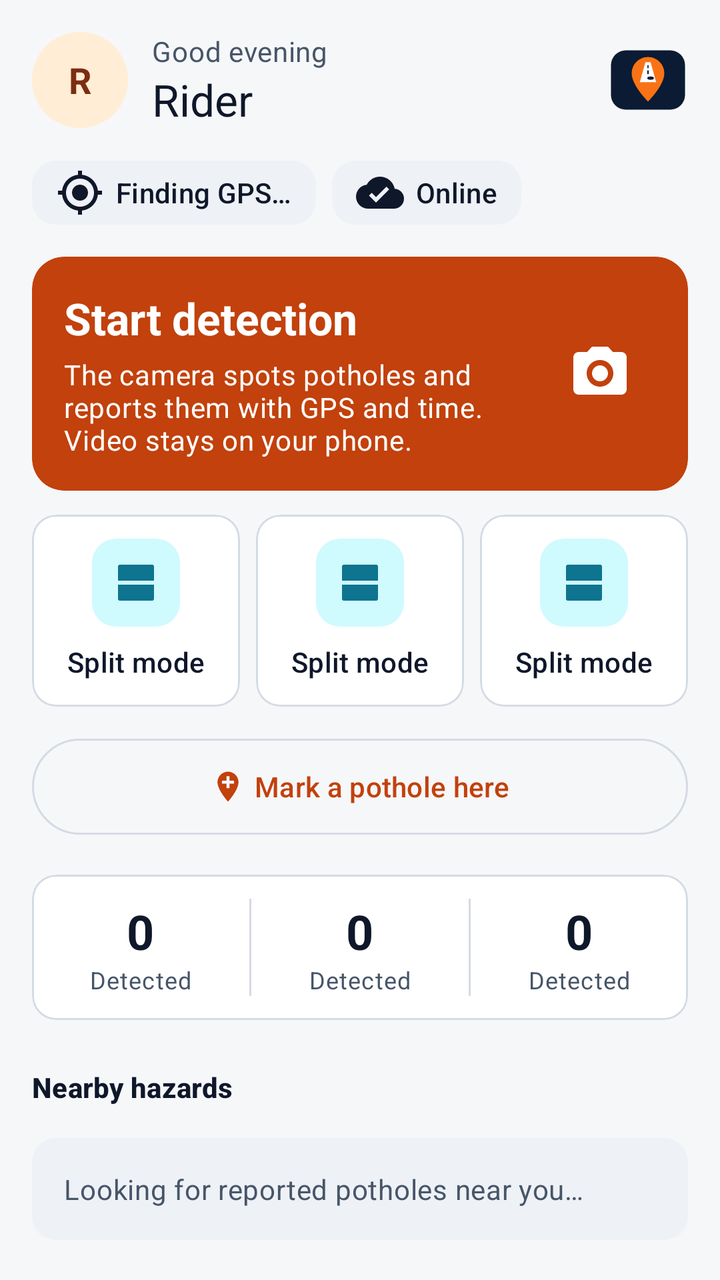
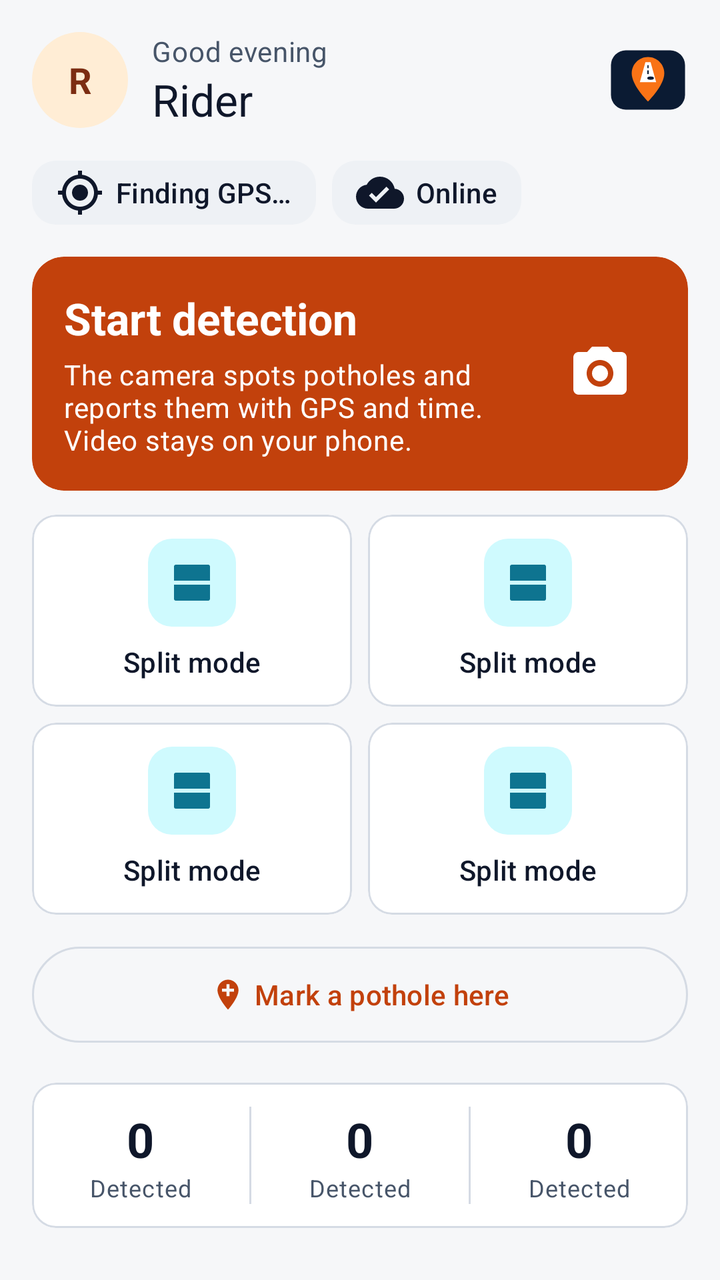

Screens rendered from an Android XML layout before and after an edit, with the pre-edit source and the edit as a unified diff.
<!-- AndroidManifest.xml: application theme Theme.SmartPothole -->
<!-- res/layout/fragment_home.xml -->
<?xml version="1.0" encoding="utf-8"?>
<androidx.core.widget.NestedScrollView xmlns:android="http://schemas.android.com/apk/res/android"
    xmlns:app="http://schemas.android.com/apk/res-auto"
    android:id="@+id/homeScroll"
    android:layout_width="match_parent"
    android:layout_height="match_parent"
    android:background="@color/sp_bg"
    android:clipToPadding="true">

    <LinearLayout
        android:id="@+id/homeContent"
        android:layout_width="match_parent"
        android:layout_height="wrap_content"
        android:orientation="vertical"
        android:paddingHorizontal="@dimen/sp_gutter"
        android:paddingTop="@dimen/sp_space_4"
        android:paddingBottom="@dimen/sp_space_5">

        
        <LinearLayout
            android:layout_width="match_parent"
            android:layout_height="wrap_content"
            android:gravity="center_vertical"
            android:orientation="horizontal">

            <TextView
                android:id="@+id/tvAvatar"
                android:layout_width="48dp"
                android:layout_height="48dp"
                android:background="@drawable/bg_avatar"
                android:gravity="center"
                android:importantForAccessibility="no"
                android:text="R"
                android:textColor="@color/sp_on_primary_container"
                android:textSize="18sp"
                android:textStyle="bold" />

            <LinearLayout
                android:layout_width="0dp"
                android:layout_height="wrap_content"
                android:layout_marginStart="@dimen/sp_space_3"
                android:layout_weight="1"
                android:orientation="vertical">

                <TextView
                    android:id="@+id/tvGreeting"
                    android:layout_width="wrap_content"
                    android:layout_height="wrap_content"
                    android:text="Good evening"
                    android:textAppearance="@style/SP.Text.Muted" />

                <TextView
                    android:id="@+id/tvName"
                    android:layout_width="wrap_content"
                    android:layout_height="wrap_content"
                    android:ellipsize="end"
                    android:maxLines="1"
                    android:text="Rider"
                    android:textAppearance="@style/SP.Text.Title" />
            </LinearLayout>

            <ImageView
                android:layout_width="40dp"
                android:layout_height="40dp"
                android:contentDescription="@null"
                android:importantForAccessibility="no"
                android:src="@drawable/ic_logo" />
        </LinearLayout>

        
        <LinearLayout
            android:layout_width="match_parent"
            android:layout_height="wrap_content"
            android:layout_marginTop="@dimen/sp_space_4"
            android:orientation="horizontal">

            <TextView
                android:id="@+id/chipGps"
                android:layout_width="wrap_content"
                android:layout_height="32dp"
                android:background="@drawable/bg_chip_neutral"
                android:drawablePadding="6dp"
                android:gravity="center_vertical"
                android:paddingHorizontal="12dp"
                android:text="Finding GPS…"
                android:textAppearance="@style/SP.Text.Label"
                app:drawableStartCompat="@drawable/ic_my_location"
                app:drawableTint="@color/sp_on_surface" />

            <TextView
                android:id="@+id/chipNetwork"
                android:layout_width="wrap_content"
                android:layout_height="32dp"
                android:layout_marginStart="@dimen/sp_space_2"
                android:background="@drawable/bg_chip_neutral"
                android:drawablePadding="6dp"
                android:gravity="center_vertical"
                android:paddingHorizontal="12dp"
                android:text="Online"
                android:textAppearance="@style/SP.Text.Label"
                app:drawableStartCompat="@drawable/ic_cloud_done"
                app:drawableTint="@color/sp_on_surface" />
        </LinearLayout>

        
        <com.google.android.material.card.MaterialCardView
            android:id="@+id/cardStartDetection"
            android:layout_width="match_parent"
            android:layout_height="wrap_content"
            android:layout_marginTop="@dimen/sp_space_4"
            android:clickable="true"
            android:contentDescription="Start pothole detection with the camera"
            android:focusable="true"
            app:cardBackgroundColor="@color/sp_primary"
            app:cardCornerRadius="16dp"
            app:strokeWidth="0dp">

            <LinearLayout
                android:layout_width="match_parent"
                android:layout_height="wrap_content"
                android:gravity="center_vertical"
                android:orientation="horizontal"
                android:padding="@dimen/sp_space_4">

                <LinearLayout
                    android:layout_width="0dp"
                    android:layout_height="wrap_content"
                    android:layout_weight="1"
                    android:orientation="vertical">

                    <TextView
                        android:layout_width="wrap_content"
                        android:layout_height="wrap_content"
                        android:text="Start detection"
                        android:textAppearance="@style/TextAppearance.Material3.TitleLarge"
                        android:textColor="@color/sp_on_primary"
                        android:textStyle="bold" />

                    <TextView
                        android:layout_width="wrap_content"
                        android:layout_height="wrap_content"
                        android:layout_marginTop="4dp"
                        android:text="The camera spots potholes and reports them with GPS and time. Video stays on your phone."
                        android:textAppearance="@style/TextAppearance.Material3.BodyMedium"
                        android:textColor="@color/sp_on_primary" />
                </LinearLayout>

                <ImageView
                    android:layout_width="56dp"
                    android:layout_height="56dp"
                    android:layout_marginStart="@dimen/sp_space_3"
                    android:importantForAccessibility="no"
                    android:padding="12dp"
                    android:src="@drawable/ic_camera"
                    app:tint="@color/sp_on_primary" />
            </LinearLayout>
        </com.google.android.material.card.MaterialCardView>

        
        <LinearLayout
            android:layout_width="match_parent"
            android:layout_height="wrap_content"
            android:layout_marginTop="@dimen/sp_space_3"
            android:baselineAligned="false"
            android:orientation="horizontal">

            <include
                android:id="@+id/actionSplit"
                layout="@layout/item_quick_action"
                android:layout_width="0dp"
                android:layout_height="match_parent"
                android:layout_weight="1" />

            <include
                android:id="@+id/actionDrive"
                layout="@layout/item_quick_action"
                android:layout_width="0dp"
                android:layout_height="match_parent"
                android:layout_marginHorizontal="@dimen/sp_space_2"
                android:layout_weight="1" />

            <include
                android:id="@+id/actionCompanion"
                layout="@layout/item_quick_action"
                android:layout_width="0dp"
                android:layout_height="match_parent"
                android:layout_weight="1" />
        </LinearLayout>

        <com.google.android.material.button.MaterialButton
            android:id="@+id/btnQuickGpsMark"
            style="@style/Widget.Material3.Button.OutlinedButton"
            android:layout_width="match_parent"
            android:layout_height="56dp"
            android:layout_marginTop="@dimen/sp_space_3"
            android:text="Mark a pothole here"
            app:icon="@drawable/ic_add_location"
            app:iconGravity="textStart" />

        
        <com.google.android.material.card.MaterialCardView
            android:layout_width="match_parent"
            android:layout_height="wrap_content"
            android:layout_marginTop="@dimen/sp_space_4">

            <LinearLayout
                android:layout_width="match_parent"
                android:layout_height="wrap_content"
                android:orientation="horizontal"
                android:paddingVertical="@dimen/sp_space_3">

                <include android:id="@+id/statTotal" layout="@layout/item_stat" android:layout_width="0dp" android:layout_height="wrap_content" android:layout_weight="1" />
                <View android:layout_width="1dp" android:layout_height="match_parent" android:background="@color/sp_outline" />
                <include android:id="@+id/statPending" layout="@layout/item_stat" android:layout_width="0dp" android:layout_height="wrap_content" android:layout_weight="1" />
                <View android:layout_width="1dp" android:layout_height="match_parent" android:background="@color/sp_outline" />
                <include android:id="@+id/statUploaded" layout="@layout/item_stat" android:layout_width="0dp" android:layout_height="wrap_content" android:layout_weight="1" />
            </LinearLayout>
        </com.google.android.material.card.MaterialCardView>

        
        <TextView
            android:layout_width="wrap_content"
            android:layout_height="wrap_content"
            android:layout_marginTop="@dimen/sp_space_5"
            android:accessibilityHeading="true"
            android:text="Nearby hazards"
            android:textAppearance="@style/SP.Text.Section" />

        <LinearLayout
            android:id="@+id/listNearby"
            android:layout_width="match_parent"
            android:layout_height="wrap_content"
            android:layout_marginTop="@dimen/sp_space_2"
            android:orientation="vertical" />

        <TextView
            android:id="@+id/tvNearbyEmpty"
            android:layout_width="match_parent"
            android:layout_height="wrap_content"
            android:layout_marginTop="@dimen/sp_space_2"
            android:background="@drawable/bg_chip_neutral"
            android:padding="@dimen/sp_space_4"
            android:text="Looking for reported potholes near you…"
            android:textAppearance="@style/SP.Text.Muted" />

        
        <LinearLayout
            android:layout_width="match_parent"
            android:layout_height="wrap_content"
            android:layout_marginTop="@dimen/sp_space_5"
            android:gravity="center_vertical"
            android:orientation="horizontal">

            <TextView
                android:layout_width="0dp"
                android:layout_height="wrap_content"
                android:layout_weight="1"
                android:accessibilityHeading="true"
                android:text="Your recent reports"
                android:textAppearance="@style/SP.Text.Section" />

            <com.google.android.material.button.MaterialButton
                android:id="@+id/btnSeeAll"
                style="@style/Widget.Material3.Button.TextButton"
                android:layout_width="wrap_content"
                android:layout_height="48dp"
                android:text="See all" />
        </LinearLayout>

        <LinearLayout
            android:id="@+id/listRecent"
            android:layout_width="match_parent"
            android:layout_height="wrap_content"
            android:orientation="vertical" />

        <TextView
            android:id="@+id/tvRecentEmpty"
            android:layout_width="match_parent"
            android:layout_height="wrap_content"
            android:background="@drawable/bg_chip_neutral"
            android:padding="@dimen/sp_space_4"
            android:text="No reports yet. Start detection or mark a pothole to create your first one."
            android:textAppearance="@style/SP.Text.Muted" />
    </LinearLayout>
</androidx.core.widget.NestedScrollView>
<!-- res/layout/item_quick_action.xml (included above) -->
<?xml version="1.0" encoding="utf-8"?>
<com.google.android.material.card.MaterialCardView xmlns:android="http://schemas.android.com/apk/res/android"
    xmlns:app="http://schemas.android.com/apk/res-auto"
    android:layout_width="match_parent"
    android:layout_height="match_parent"
    android:clickable="true"
    android:focusable="true">

    <LinearLayout
        android:layout_width="match_parent"
        android:layout_height="match_parent"
        android:gravity="center_horizontal"
        android:minHeight="96dp"
        android:orientation="vertical"
        android:padding="@dimen/sp_space_3">

        <ImageView
            android:id="@+id/qaIcon"
            android:layout_width="44dp"
            android:layout_height="44dp"
            android:background="@drawable/bg_icon_secondary"
            android:importantForAccessibility="no"
            android:padding="10dp"
            android:src="@drawable/ic_split"
            app:tint="@color/sp_secondary" />

        <TextView
            android:id="@+id/qaLabel"
            android:layout_width="wrap_content"
            android:layout_height="wrap_content"
            android:layout_marginTop="@dimen/sp_space_2"
            android:gravity="center"
            android:maxLines="2"
            android:text="Split mode"
            android:textAppearance="@style/SP.Text.Label" />
    </LinearLayout>
</com.google.android.material.card.MaterialCardView>
<!-- res/layout/item_stat.xml (included above) -->
<?xml version="1.0" encoding="utf-8"?>
<LinearLayout xmlns:android="http://schemas.android.com/apk/res/android"
    android:layout_width="match_parent"
    android:layout_height="wrap_content"
    android:gravity="center"
    android:orientation="vertical"
    android:screenReaderFocusable="true">

    <TextView
        android:id="@+id/statValue"
        android:layout_width="wrap_content"
        android:layout_height="wrap_content"
        android:text="0"
        android:textAppearance="@style/TextAppearance.Material3.HeadlineSmall"
        android:textColor="@color/sp_on_surface"
        android:textStyle="bold" />

    <TextView
        android:id="@+id/statLabel"
        android:layout_width="wrap_content"
        android:layout_height="wrap_content"
        android:text="Detected"
        android:textAppearance="@style/SP.Text.Caption" />
</LinearLayout>
<!-- resources referenced by this layout -->
<resources>
  <color name="sp_bg">#F6F7F9</color>
  <color name="sp_on_primary">#FFFFFF</color>
  <color name="sp_on_primary_container">#7C2D12</color>
  <color name="sp_on_surface">#0F172A</color>
  <color name="sp_outline">#D5DBE4</color>
  <color name="sp_primary">#C2410C</color>
  <color name="sp_secondary">#0E7490</color>
  <dimen name="sp_gutter">16dp</dimen>
  <dimen name="sp_space_2">8dp</dimen>
  <dimen name="sp_space_3">12dp</dimen>
  <dimen name="sp_space_4">16dp</dimen>
  <dimen name="sp_space_5">24dp</dimen>
  <!-- drawable bg_avatar (drawable) -->
  <?xml version="1.0" encoding="utf-8"?>
  <shape xmlns:android="http://schemas.android.com/apk/res/android" android:shape="rectangle">
      <solid android:color="@color/sp_primary_container"/>
      <corners android:radius="999dp"/>
  </shape>
  <!-- drawable bg_chip_neutral (drawable) -->
  <?xml version="1.0" encoding="utf-8"?>
  <shape xmlns:android="http://schemas.android.com/apk/res/android" android:shape="rectangle">
      <solid android:color="@color/sp_surface_variant"/>
      <corners android:radius="12dp"/>
  </shape>
  <!-- drawable bg_icon_secondary (drawable) -->
  <?xml version="1.0" encoding="utf-8"?>
  <shape xmlns:android="http://schemas.android.com/apk/res/android" android:shape="rectangle">
      <solid android:color="@color/sp_secondary_container"/>
      <corners android:radius="12dp"/>
  </shape>
  <!-- drawable ic_add_location (drawable) -->
  <?xml version="1.0" encoding="utf-8"?>
  <vector xmlns:android="http://schemas.android.com/apk/res/android"
      android:width="24dp" android:height="24dp"
      android:viewportWidth="24" android:viewportHeight="24"
      android:tint="?attr/colorControlNormal">
      <path android:fillColor="@android:color/white" android:pathData="M12,2C8.14,2 5,5.14 5,9c0,5.25 7,13 7,13s7,-7.75 7,-13c0,-3.86 -3.14,-7 -7,-7zM16,10h-3v3h-2v-3H8V8h3V5h2v3h3v2z"/>
  </vector>
  <!-- drawable ic_split (drawable) -->
  <?xml version="1.0" encoding="utf-8"?>
  <vector xmlns:android="http://schemas.android.com/apk/res/android"
      android:width="24dp" android:height="24dp"
      android:viewportWidth="24" android:viewportHeight="24"
      android:tint="?attr/colorControlNormal">
      <path android:fillColor="@android:color/white" android:pathData="M4,3h16a1,1 0,0 1,1 1v7H3V4a1,1 0,0 1,1 -1zM3,13h18v7a1,1 0,0 1,-1 1H4a1,1 0,0 1,-1 -1z"/>
  </vector>
  <style name="SP.Text.Caption" parent="TextAppearance.Material3.BodySmall">
          <item name="android:textColor">@color/sp_on_surface_muted</item>
      </style>
  <style name="SP.Text.Label" parent="TextAppearance.Material3.LabelLarge">
          <item name="android:textColor">@color/sp_on_surface</item>
      </style>
  <style name="SP.Text.Muted" parent="TextAppearance.Material3.BodyMedium">
          <item name="android:textColor">@color/sp_on_surface_muted</item>
      </style>
  <style name="SP.Text.Section" parent="TextAppearance.Material3.TitleSmall">
          <item name="android:textColor">@color/sp_on_surface</item>
          <item name="android:textStyle">bold</item>
      </style>
  <style name="SP.Text.Title" parent="TextAppearance.Material3.TitleLarge">
          <item name="android:textColor">@color/sp_on_surface</item>
      </style>
  <color name="sp_primary_container">#FFEDD5</color>
  <color name="sp_surface_variant">#EEF1F5</color>
  <color name="sp_secondary_container">#CFFAFE</color>
  <color name="sp_on_surface_muted">#475569</color>
  <color name="sp_on_secondary">#FFFFFF</color>
  <color name="sp_danger">#B91C1C</color>
  <color name="sp_surface">#FFFFFF</color>
  <style name="SP.Card" parent="Widget.Material3.CardView.Outlined">
          <item name="cardCornerRadius">@dimen/sp_radius_card</item>
          <item name="cardBackgroundColor">@color/sp_surface</item>
          <item name="strokeColor">@color/sp_outline</item>
          <item name="strokeWidth">1dp</item>
      </style>
  <dimen name="sp_radius_card">12dp</dimen>
  <!-- unchanged entries left out for length: 5 -->
</resources>

<!-- the commit's change to res/layout/fragment_home.xml (unified diff, before → after) -->
@@ -11,6 +11,8 @@
         android:id="@+id/homeContent"
         android:layout_width="match_parent"
         android:layout_height="wrap_content"
+        android:descendantFocusability="beforeDescendants"
+        android:focusableInTouchMode="true"
         android:orientation="vertical"
         android:paddingHorizontal="@dimen/sp_gutter"
         android:paddingTop="@dimen/sp_space_4"
@@ -164,27 +166,19 @@
             android:baselineAligned="false"
             android:orientation="horizontal">
 
-            <include
-                android:id="@+id/actionSplit"
-                layout="@layout/item_quick_action"
-                android:layout_width="0dp"
-                android:layout_height="match_parent"
-                android:layout_weight="1" />
-
-            <include
-                android:id="@+id/actionDrive"
-                layout="@layout/item_quick_action"
-                android:layout_width="0dp"
-                android:layout_height="match_parent"
-                android:layout_marginHorizontal="@dimen/sp_space_2"
-                android:layout_weight="1" />
-
-            <include
-                android:id="@+id/actionCompanion"
-                layout="@layout/item_quick_action"
-                android:layout_width="0dp"
-                android:layout_height="match_parent"
-                android:layout_weight="1" />
+            <include android:id="@+id/actionRoute" layout="@layout/item_quick_action" android:layout_width="0dp" android:layout_height="match_parent" android:layout_weight="1" />
+            <include android:id="@+id/actionSplit" layout="@layout/item_quick_action" android:layout_marginStart="@dimen/sp_space_2" android:layout_width="0dp" android:layout_height="match_parent" android:layout_weight="1" />
+        </LinearLayout>
+
+        <LinearLayout
+            android:layout_width="match_parent"
+            android:layout_height="wrap_content"
+            android:layout_marginTop="@dimen/sp_space_2"
+            android:baselineAligned="false"
+            android:orientation="horizontal">
+
+            <include android:id="@+id/actionDrive" layout="@layout/item_quick_action" android:layout_width="0dp" android:layout_height="match_parent" android:layout_weight="1" />
+            <include android:id="@+id/actionCompanion" layout="@layout/item_quick_action" android:layout_marginStart="@dimen/sp_space_2" android:layout_width="0dp" android:layout_height="match_parent" android:layout_weight="1" />
         </LinearLayout>
 
         <com.google.android.material.button.MaterialButton
